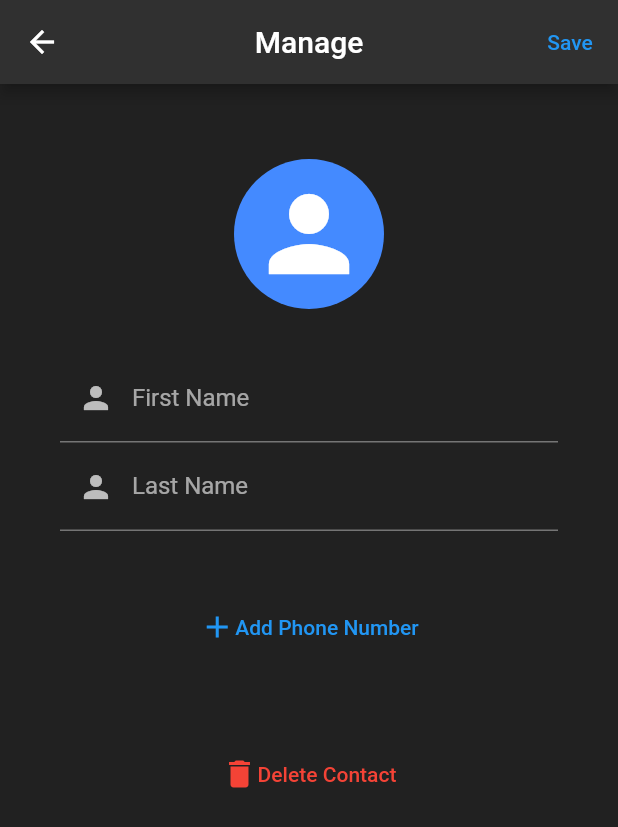
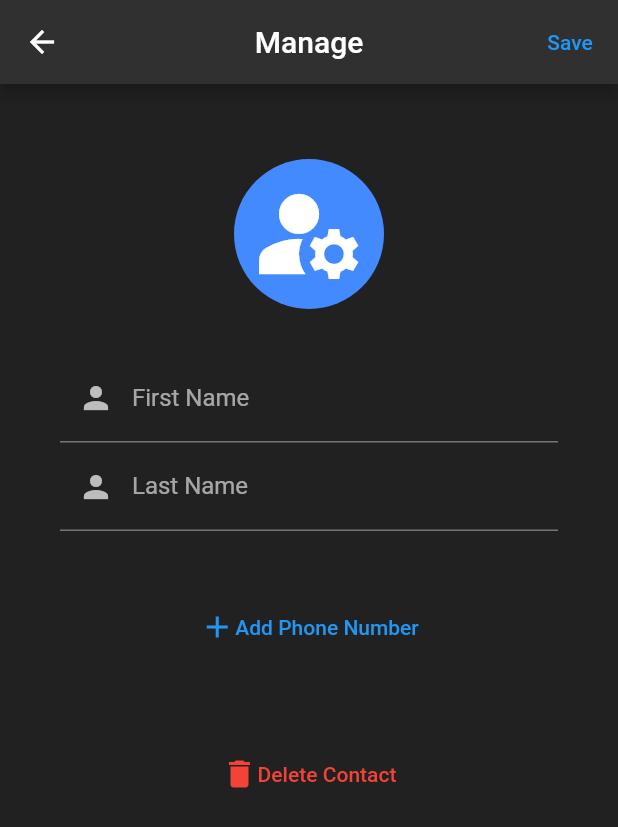
Before and after one commit to AY2020-2021-CpE-OJT/JKLorenzo-05-APP, a Flutter app: the Manage screen opened directly with empty values, on a phone screen of 412 x 824 dp. Shown: the top 827 px of the screen. Run offline on Flutter 3.47's test engine with Material 2 defaults, Android fonts, the phone set to English and light mode, and no system bars; our stand-ins replace fluttertoast, random_string; missing offline and left inert: jaguar_jwt; network calls fail.

Commit message:
update manage icon

```diff
--- a/lib/screens/Manage.dart
+++ b/lib/screens/Manage.dart
@@ -106,7 +106,7 @@ class _ManageState extends State<Manage> {
             CircleAvatar(
               backgroundColor: Colors.blueAccent,
               child: Icon(
-                Icons.person,
+                Icons.manage_accounts,
                 color: Colors.white,
                 size: 80,
               ),
```
